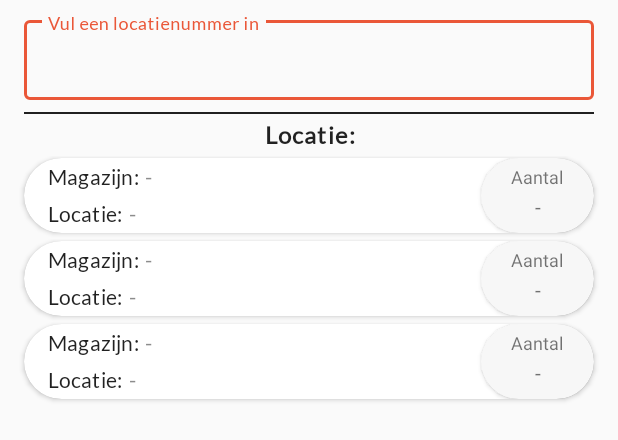
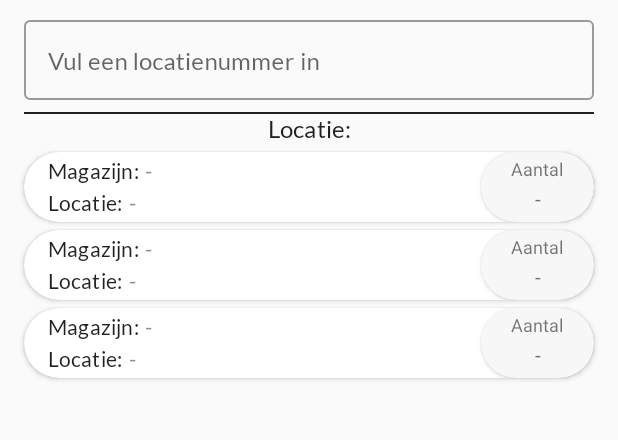
Before and after one commit to BramTeurlings/GraduationProject2020, an Android app: the layout location_info_page.xml on its own in the app's theme, with its tools: preview values and no code run, on a phone screen of 412 x 824 dp. Shown: the top 440 px of the screen. Run offline under Robolectric (Android 15) with nearby library versions, the phone set to English and light mode, and no system bars.

Commit message:
-Added zebra scanner support for productinfo and locationinfo screens. -Added locationinfo screen.

```diff
--- a/app/src/main/java/nl/brickx/brickxwms2020/Presentation/LocationInfo/LocationInfoActivityModule.java
+++ b/app/src/main/java/nl/brickx/brickxwms2020/Presentation/LocationInfo/LocationInfoActivityModule.java
@@ -26,6 +26,9 @@ public interface LocationInfoActivityModule {
         Activity bindLocationInfoActivity(LocationInfoActivity locationInfoActivity);
 
         @Binds
-        MainMenuContract.Presenter bindPresenter(MainMenuPresenter mainMenuPresenter);
+        LocationInfoContract.Presenter bindLocationInfoPresenter(LocationInfoPresenter locationInfoPresenter);
+
+        @Binds
+        LocationInfoContract.View bindLocationInfoView(LocationInfoActivity locationInfoActivity);
     }
 }
--- a/app/src/main/java/nl/brickx/brickxwms2020/Presentation/Login/LoginContract.java
+++ b/app/src/main/java/nl/brickx/brickxwms2020/Presentation/Login/LoginContract.java
@@ -12,6 +12,7 @@ public interface LoginContract {
 
         void authenticateUser(User user);
         void getUserData(Authentication authentication, User user);
+        void dispose();
     }
 
     interface Navigator {
--- a/app/src/main/java/nl/brickx/brickxwms2020/Presentation/ProductInfo/ProductInfoContract.java
+++ b/app/src/main/java/nl/brickx/brickxwms2020/Presentation/ProductInfo/ProductInfoContract.java
@@ -1,6 +1,4 @@
 package nl.brickx.brickxwms2020.Presentation.ProductInfo;
-
-import androidx.lifecycle.LiveData;
 
 import nl.brickx.domain.Models.ProductInfoHolder;
 import nl.brickx.domain.Models.User;
@@ -11,7 +9,7 @@ public interface ProductInfoContract {
 
         void getProductInfoByScan(String scan);
         User getUserData();
-        LiveData<ProductInfoHolder> observeProductInfo();
+        void dispose();
     }
 
     interface View{
--- a/app/src/main/res/layout/combined_info_and_location_page.xml
+++ b/app/src/main/res/layout/combined_info_and_location_page.xml
@@ -436,9 +436,11 @@
                 style="@style/TextAppearance.AppTheme.h6"
                 android:layout_width="wrap_content"
                 android:layout_height="wrap_content"
+                android:textStyle="bold"
                 android:layout_marginStart="@dimen/grid_2"
                 android:layout_marginTop="@dimen/grid_1"
                 android:text="@string/combined_location_text"
+                app:layout_constraintEnd_toEndOf="parent"
                 app:layout_constraintStart_toStartOf="parent"
                 app:layout_constraintTop_toBottomOf="@+id/combined_location_view" />
 
--- a/app/src/main/res/layout/location_info_page.xml
+++ b/app/src/main/res/layout/location_info_page.xml
@@ -4,6 +4,7 @@
     xmlns:tools="http://schemas.android.com/tools"
     android:id="@+id/linearLayout"
     android:background="@color/colorBackground"
+    android:focusableInTouchMode="true"
     android:layout_width="match_parent"
     android:layout_height="match_parent">
 
@@ -21,9 +22,12 @@
         app:layout_constraintTop_toTopOf="parent">
 
         <com.google.android.material.textfield.TextInputEditText
+            android:id="@+id/location_info_textInput"
             android:layout_width="match_parent"
             android:layout_height="wrap_content"
-            android:maxLines="1"/>
+            android:inputType="text"
+            android:maxLines="1"
+            android:imeOptions="actionDone"/>
 
     </com.google.android.material.textfield.TextInputLayout>
 
@@ -43,17 +47,17 @@
 
     <TextView
         android:id="@+id/location_info_location_name_content"
-        style="@style/TextAppearance.AppTheme.h6.bold"
+        style="@style/TextAppearance.AppTheme.h6"
         android:layout_width="match_parent"
         android:layout_height="wrap_content"
-        android:layout_marginTop="@dimen/grid_0_5"
         android:autoSizeMaxTextSize="18sp"
         android:autoSizeMinTextSize="6sp"
         android:autoSizeStepGranularity="2sp"
         android:autoSizeTextType="uniform"
         android:gravity="center"
         android:text="@string/location_info_location_name"
-        app:layout_constraintTop_toBottomOf="@id/location_info_view" />
+        app:layout_constraintTop_toBottomOf="@id/location_info_view"
+        tools:layout_editor_absoluteX="0dp" />
 
     <androidx.recyclerview.widget.RecyclerView
         android:id="@+id/location_info_recycler_view"
--- a/app/src/main/res/layout/location_info_recycler_item.xml
+++ b/app/src/main/res/layout/location_info_recycler_item.xml
@@ -29,7 +29,7 @@
         <androidx.constraintlayout.widget.ConstraintLayout
             android:id="@+id/main_menu_item_card_constraint"
             android:layout_width="match_parent"
-            android:layout_height="50dp">
+            android:layout_height="match_parent">
 
             <TextView
                 android:id="@+id/location_info_code_text"
@@ -48,16 +48,18 @@
                 android:layout_width="0dp"
                 android:layout_height="wrap_content"
                 android:layout_marginStart="@dimen/grid_0_5"
+                android:layout_marginTop="@dimen/grid_0_5"
+                android:layout_marginEnd="@dimen/grid_0_5"
                 android:autoSizeMaxTextSize="100sp"
                 android:autoSizeMinTextSize="4sp"
                 android:autoSizeStepGranularity="1sp"
                 android:autoSizeTextType="uniform"
-                android:maxLines="1"
+                android:maxLines="2"
                 android:text="@string/empty"
-                app:layout_constraintBottom_toBottomOf="@+id/location_info_code_text"
+                app:layout_constraintBottom_toTopOf="@+id/location_info_name_content"
                 app:layout_constraintEnd_toStartOf="@+id/main_menu_item_image_card"
                 app:layout_constraintStart_toEndOf="@+id/location_info_code_text"
-                app:layout_constraintTop_toTopOf="@+id/location_info_code_text" />
+                app:layout_constraintTop_toTopOf="parent" />
 
             <TextView
                 android:id="@+id/location_info_name_text"
@@ -65,10 +67,9 @@
                 android:layout_width="wrap_content"
                 android:layout_height="wrap_content"
                 android:layout_marginStart="@dimen/grid_2"
-                android:layout_marginBottom="@dimen/grid_0_5"
                 android:text="@string/location_info_name_title"
-                app:layout_constraintBottom_toBottomOf="parent"
-                app:layout_constraintStart_toStartOf="parent" />
+                app:layout_constraintStart_toStartOf="parent"
+                app:layout_constraintTop_toTopOf="@+id/location_info_name_content" />
 
             <TextView
                 android:id="@+id/location_info_name_content"
@@ -76,23 +77,23 @@
                 android:layout_width="0dp"
                 android:layout_height="wrap_content"
                 android:layout_marginStart="@dimen/grid_0_5"
-                android:autoSizeMaxTextSize="100sp"
-                android:autoSizeMinTextSize="4sp"
-                android:autoSizeStepGranularity="1sp"
-                android:autoSizeTextType="uniform"
-                android:maxLines="1"
+                android:layout_marginTop="@dimen/grid_0_5"
+                android:layout_marginEnd="@dimen/grid_0_5"
+                android:layout_marginBottom="@dimen/grid_0_5"
+                android:maxLines="3"
                 android:text="@string/empty"
-                app:layout_constraintBottom_toBottomOf="@+id/location_info_name_text"
+                app:layout_constraintBottom_toBottomOf="parent"
                 app:layout_constraintEnd_toStartOf="@+id/main_menu_item_image_card"
+                app:layout_constraintHorizontal_bias="1.0"
                 app:layout_constraintStart_toEndOf="@+id/location_info_name_text"
-                app:layout_constraintTop_toTopOf="@+id/location_info_name_text" />
+                app:layout_constraintTop_toBottomOf="@+id/location_info_code_content" />
 
             <com.google.android.material.card.MaterialCardView
                 android:id="@+id/main_menu_item_image_card"
                 style="@style/WhiteMaterialCardView"
+                android:layout_width="75dp"
+                android:layout_height="0dp"
                 app:cardBackgroundColor="@color/colorViewElement"
-                android:layout_width="75dp"
-                android:layout_height="50dp"
                 app:cardCornerRadius="25dp"
                 app:cardElevation="2dp"
                 app:layout_constraintBottom_toBottomOf="parent"
@@ -111,26 +112,28 @@
                         android:layout_marginEnd="1dp"
                         android:text="@string/location_info_aantal"
                         android:textSize="12sp"
+                        app:layout_constraintBottom_toTopOf="@+id/location_info_stock_amount_content"
                         app:layout_constraintEnd_toEndOf="parent"
                         app:layout_constraintStart_toStartOf="parent"
                         app:layout_constraintTop_toTopOf="parent" />
 
                     <TextView
                         android:id="@+id/location_info_stock_amount_content"
+                        android:layout_width="wrap_content"
+                        android:layout_height="wrap_content"
+                        android:layout_marginTop="2dp"
+                        android:layout_marginBottom="@dimen/grid_1"
                         android:autoSizeMaxTextSize="18sp"
                         android:autoSizeMinTextSize="6sp"
                         android:autoSizeStepGranularity="2sp"
                         android:autoSizeTextType="uniform"
                         android:gravity="center"
                         android:maxLines="1"
-                        android:layout_width="wrap_content"
-                        android:layout_height="wrap_content"
-                        android:layout_marginBottom="@dimen/grid_1"
                         android:text="@string/location_info_stock_default_amount"
                         app:layout_constraintBottom_toBottomOf="parent"
                         app:layout_constraintEnd_toEndOf="parent"
-                        app:layout_constraintStart_toStartOf="parent" />
-
+                        app:layout_constraintStart_toStartOf="parent"
+                        app:layout_constraintTop_toBottomOf="@+id/location_info_stock_amount_text" />
 
 
                 </androidx.constraintlayout.widget.ConstraintLayout>
--- a/app/src/main/res/values/strings.xml
+++ b/app/src/main/res/values/strings.xml
@@ -36,6 +36,7 @@
     <string name="location_info_code_title">Magazijn:</string>
     <string name="location_info_name_title">Locatie:</string>
     <string name="location_info_location_name">Locatie:</string>
+    <string name="location_info_product_text">Product:</string>
 
     <!--    Combined info screen-->
     <string name="combined_productname_text">Productnaam:</string>
--- a/data/src/main/java/nl/brickx/data/LocationInfo/LocalLocationInfoRepository.java
+++ b/data/src/main/java/nl/brickx/data/LocationInfo/LocalLocationInfoRepository.java
@@ -34,9 +34,9 @@ public class LocalLocationInfoRepository implements LocationRepository.LocationI
     }
 
     @Override
-    public Observable<LocationInfo> getProductInfoByScan(String scan, String apiKey) {
-        Observable<LocationInfo> holder = localLocationRepositoryService.getLocationInfo(scan, apiKey).subscribeOn(Schedulers.computation()).observeOn(Schedulers.io());
+    public Observable<LocationInfo> getLocationInfoByScan(String scan, String apiKey) {
+        Observable<LocationInfo> locationInfoObservable = localLocationRepositoryService.getLocationInfo(scan, apiKey).subscribeOn(Schedulers.computation()).observeOn(Schedulers.io());
 
-        return holder;
+        return locationInfoObservable;
     }
 }
--- a/domain/src/main/java/nl/brickx/domain/Location/Info/Data/LocationRepository.java
+++ b/domain/src/main/java/nl/brickx/domain/Location/Info/Data/LocationRepository.java
@@ -7,6 +7,6 @@ public interface LocationRepository {
 
     interface LocationInfo{
 
-        Observable<nl.brickx.domain.Models.Gson.LocationInfo.LocationInfo> getProductInfoByScan(String scan, String apiKey);
+        Observable<nl.brickx.domain.Models.Gson.LocationInfo.LocationInfo> getLocationInfoByScan(String scan, String apiKey);
     }
 }
--- a/domain/src/main/java/nl/brickx/domain/Location/Info/GetLocationInfoByScan.java
+++ b/domain/src/main/java/nl/brickx/domain/Location/Info/GetLocationInfoByScan.java
@@ -16,7 +16,7 @@ public class GetLocationInfoByScan {
     }
 
     public Observable<LocationInfo> invoke(String scan, String apiKey){
-        return locationRepository.getProductInfoByScan(scan, apiKey);
+        return locationRepository.getLocationInfoByScan(scan, apiKey);
     }
 
 }
```
Also changed, not shown: app/src/main/java/nl/brickx/brickxwms2020/AppModule.java (+11 -0 lines), app/src/main/java/nl/brickx/brickxwms2020/Presentation/LocationInfo/LocationInfoActivity.java (+70 -13 lines), app/src/main/java/nl/brickx/brickxwms2020/Presentation/LocationInfo/LocationInfoAdapter.java (+9 -4 lines), app/src/main/java/nl/brickx/brickxwms2020/Presentation/LocationInfo/LocationInfoContract.java (+10 -3 lines), app/src/main/java/nl/brickx/brickxwms2020/Presentation/LocationInfo/LocationInfoPresenter.java (+111 -8 lines), app/src/main/java/nl/brickx/brickxwms2020/Presentation/Login/LoginPresenter.java (+13 -8 lines), app/src/main/java/nl/brickx/brickxwms2020/Presentation/ProductInfo/ProductInfoActivity.java (+9 -20 lines), app/src/main/java/nl/brickx/brickxwms2020/Presentation/ProductInfo/ProductInfoPresenter.java (+19 -10 lines), domain/src/main/java/nl/brickx/domain/Models/LocationInfoRecyclerModel.java (+16 -0 lines).
